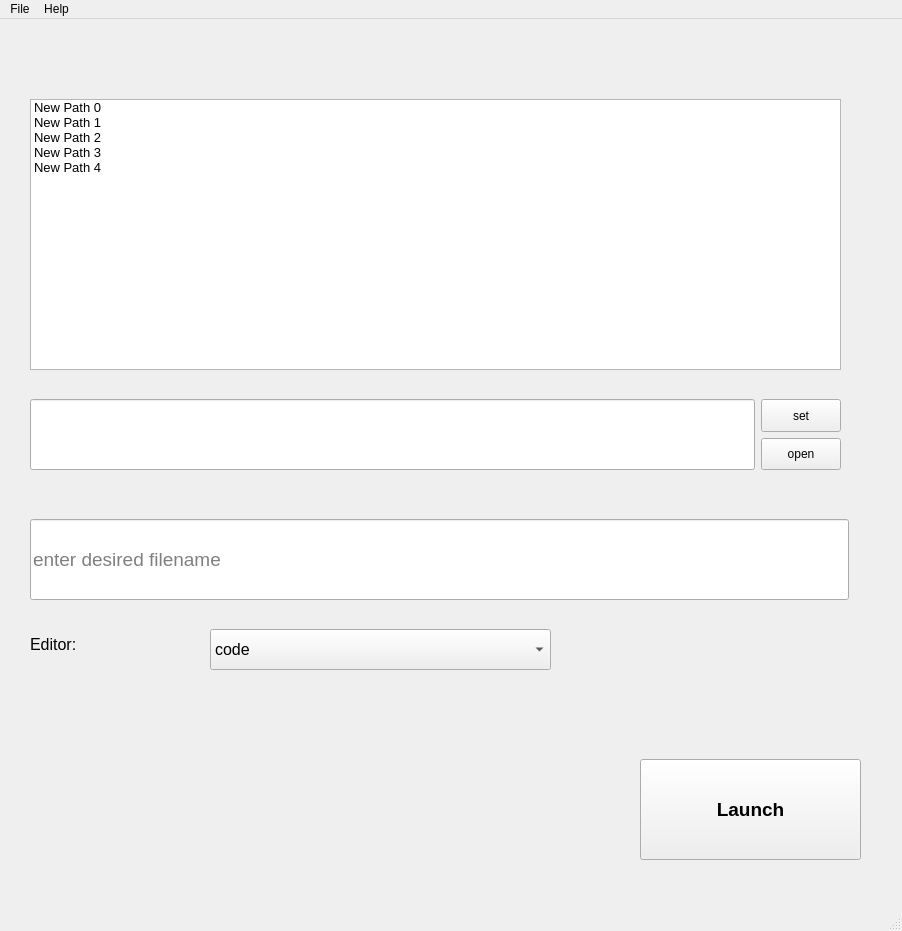
LewkyB/Note_Creator, file note_creator.ui: the form before one commit.
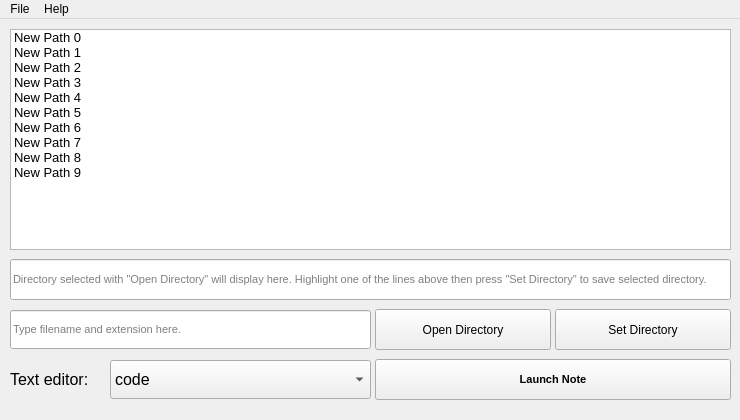
The form after the commit.

Commit message: finished layout and style, added more favorite slots

```diff
--- a/note_creator.ui
+++ b/note_creator.ui
@@ -6,8 +6,8 @@
    <rect>
     <x>0</x>
     <y>0</y>
-    <width>902</width>
-    <height>931</height>
+    <width>740</width>
+    <height>420</height>
    </rect>
   </property>
   <property name="windowTitle">
@@ -20,15 +20,15 @@
    <widget class="QPushButton" name="launch_button">
     <property name="geometry">
      <rect>
-      <x>640</x>
-      <y>740</y>
-      <width>221</width>
-      <height>101</height>
+      <x>375</x>
+      <y>340</y>
+      <width>356</width>
+      <height>41</height>
      </rect>
     </property>
     <property name="font">
      <font>
-      <pointsize>14</pointsize>
+      <pointsize>8</pointsize>
       <weight>75</weight>
       <bold>true</bold>
      </font>
@@ -37,16 +37,16 @@
      <enum>Qt::StrongFocus</enum>
     </property>
     <property name="text">
-     <string>Launch</string>
+     <string>Launch Note</string>
     </property>
    </widget>
    <widget class="QLineEdit" name="note_name_line">
     <property name="geometry">
      <rect>
-      <x>30</x>
-      <y>500</y>
-      <width>819</width>
-      <height>81</height>
+      <x>10</x>
+      <y>291</y>
+      <width>361</width>
+      <height>39</height>
      </rect>
     </property>
     <property name="sizePolicy">
@@ -57,22 +57,22 @@
     </property>
     <property name="font">
      <font>
-      <pointsize>14</pointsize>
+      <pointsize>8</pointsize>
       <weight>50</weight>
       <bold>false</bold>
      </font>
     </property>
     <property name="placeholderText">
-     <string>enter desired filename</string>
+     <string>Type filename and extension here.</string>
     </property>
    </widget>
    <widget class="QComboBox" name="editor_selection_dropdown_box">
     <property name="geometry">
      <rect>
-      <x>210</x>
-      <y>610</y>
-      <width>341</width>
-      <height>41</height>
+      <x>110</x>
+      <y>341</y>
+      <width>261</width>
+      <height>39</height>
      </rect>
     </property>
     <property name="sizePolicy">
@@ -105,10 +105,10 @@
    <widget class="QLabel" name="label">
     <property name="geometry">
      <rect>
-      <x>30</x>
-      <y>600</y>
-      <width>171</width>
-      <height>51</height>
+      <x>10</x>
+      <y>340</y>
+      <width>91</width>
+      <height>41</height>
      </rect>
     </property>
     <property name="sizePolicy">
@@ -131,16 +131,16 @@
      <enum>QFrame::Plain</enum>
     </property>
     <property name="text">
-     <string>Editor:</string>
+     <string>Text editor:</string>
     </property>
    </widget>
    <widget class="QListWidget" name="favorite_list">
     <property name="geometry">
      <rect>
-      <x>30</x>
-      <y>80</y>
-      <width>811</width>
-      <height>271</height>
+      <x>10</x>
+      <y>10</y>
+      <width>721</width>
+      <height>221</height>
      </rect>
     </property>
     <property name="font">
@@ -175,19 +175,41 @@
       <string>New Path 4</string>
      </property>
     </item>
+    <item>
+     <property name="text">
+      <string>New Path 5</string>
+     </property>
+    </item>
+    <item>
+     <property name="text">
+      <string>New Path 6</string>
+     </property>
+    </item>
+    <item>
+     <property name="text">
+      <string>New Path 7</string>
+     </property>
+    </item>
+    <item>
+     <property name="text">
+      <string>New Path 8</string>
+     </property>
+    </item>
+    <item>
+     <property name="text">
+      <string>New Path 9</string>
+     </property>
+    </item>
    </widget>
-   <widget class="QWidget" name="layoutWidget">
-    <property name="geometry">
-     <rect>
-      <x>30</x>
-      <y>380</y>
-      <width>811</width>
-      <height>71</height>
-     </rect>
-    </property>
-    <layout class="QHBoxLayout" name="horizontalLayout">
-     <item>
       <widget class="QLineEdit" name="directory_line_edit">
+    <property name="geometry">
+     <rect>
+      <x>10</x>
+      <y>240</y>
+      <width>721</width>
+      <height>41</height>
+     </rect>
+    </property>
        <property name="sizePolicy">
         <sizepolicy hsizetype="Expanding" vsizetype="Expanding">
          <horstretch>0</horstretch>
@@ -200,14 +222,18 @@
         </font>
        </property>
        <property name="placeholderText">
-        <string/>
-       </property>
-      </widget>
-     </item>
-     <item>
-      <layout class="QVBoxLayout" name="verticalLayout">
-       <item>
+     <string>Directory selected with &quot;Open Directory&quot; will display here. Highlight one of the lines above then press &quot;Set Directory&quot; to save selected directory.</string>
+    </property>
+   </widget>
         <widget class="QPushButton" name="set_button">
+    <property name="geometry">
+     <rect>
+      <x>555</x>
+      <y>290</y>
+      <width>176</width>
+      <height>41</height>
+     </rect>
+    </property>
          <property name="sizePolicy">
           <sizepolicy hsizetype="Minimum" vsizetype="Expanding">
            <horstretch>0</horstretch>
@@ -215,12 +241,18 @@
           </sizepolicy>
          </property>
          <property name="text">
-          <string>set</string>
-         </property>
-        </widget>
-       </item>
-       <item>
+     <string>Set Directory</string>
+    </property>
+   </widget>
         <widget class="QPushButton" name="open_button">
+    <property name="geometry">
+     <rect>
+      <x>375</x>
+      <y>290</y>
+      <width>176</width>
+      <height>41</height>
+     </rect>
+    </property>
          <property name="sizePolicy">
           <sizepolicy hsizetype="Minimum" vsizetype="Expanding">
            <horstretch>0</horstretch>
@@ -228,13 +260,8 @@
           </sizepolicy>
          </property>
          <property name="text">
-          <string>open</string>
-         </property>
-        </widget>
-       </item>
-      </layout>
-     </item>
-    </layout>
+     <string>Open Directory</string>
+    </property>
    </widget>
   </widget>
   <widget class="QMenuBar" name="menubar">
@@ -242,8 +269,8 @@
     <rect>
      <x>0</x>
      <y>0</y>
-     <width>902</width>
-     <height>21</height>
+     <width>740</width>
+     <height>20</height>
     </rect>
    </property>
    <widget class="QMenu" name="menuNote_Creator">
@@ -261,7 +288,6 @@
    <addaction name="menuNote_Creator"/>
    <addaction name="menuHelp"/>
   </widget>
-  <widget class="QStatusBar" name="statusbar"/>
   <action name="dropdown_file_exit">
    <property name="text">
     <string>Exit</string>
```
Left out of the diff: 5 changed lines with no effect on the pictures. Lines whose indentation alone changed are shown as unchanged. The commit also changes 228 other files.
